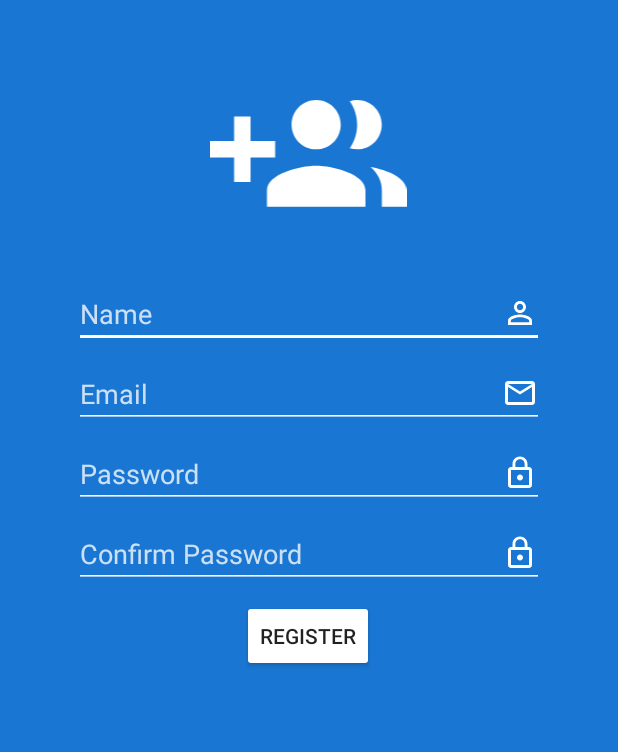
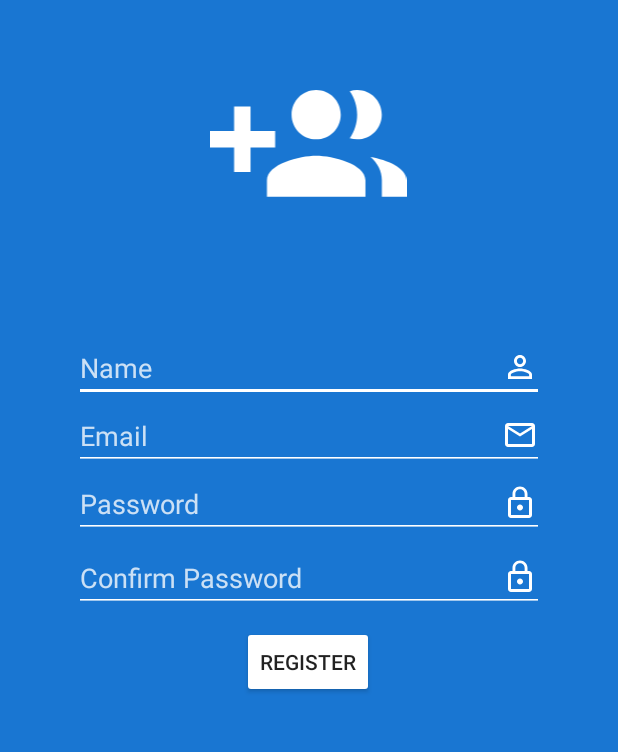
Before and after one commit to lukehalley/reduke, an Android app: the RedukeRegisterActivity screen opened directly, with no data from a screen before it, on a phone screen of 412 x 824 dp, the part 62-814 px from its top. Run offline under Robolectric (Android 15) with nearby library versions, the phone set to English and light mode, and no system bars; our stand-ins replace Firebase (no records; nobody signed in at launch, a user with empty details on screens opened directly).

Commit message:
quick patch to login and register screen

```diff
--- /dev/null
+++ b/Reduke/src/main/res/drawable/sort.xml
@@ -0,0 +1,5 @@
+<vector android:height="24dp" android:tint="#FFFFFF"
+    android:viewportHeight="24.0" android:viewportWidth="24.0"
+    android:width="24dp" xmlns:android="http://schemas.android.com/apk/res/android">
+    <path android:fillColor="#FF000000" android:pathData="M3,18h6v-2L3,16v2zM3,6v2h18L21,6L3,6zM3,13h12v-2L3,11v2z"/>
+</vector>
--- a/Reduke/src/main/res/layout/activity_register.xml
+++ b/Reduke/src/main/res/layout/activity_register.xml
@@ -41,7 +41,7 @@
         app:layout_constraintHorizontal_bias="0.496"
         app:layout_constraintStart_toStartOf="parent"
         app:layout_constraintTop_toTopOf="@+id/registerAppBar"
-        app:layout_constraintVertical_bias="0.901"
+        app:layout_constraintVertical_bias="0.564"
         app:srcCompat="@drawable/add_people" />
 
     <EditText
@@ -49,7 +49,7 @@
         android:layout_width="313dp"
         android:layout_height="wrap_content"
         android:layout_marginStart="8dp"
-        android:layout_marginTop="172dp"
+        android:layout_marginTop="208dp"
         android:layout_marginEnd="8dp"
         android:autofillHints=""
         android:backgroundTint="@android:color/white"
@@ -68,7 +68,6 @@
         android:layout_width="313dp"
         android:layout_height="wrap_content"
         android:layout_marginStart="8dp"
-        android:layout_marginTop="8dp"
         android:layout_marginEnd="8dp"
         android:autofillHints=""
         android:backgroundTint="@android:color/white"
@@ -87,7 +86,6 @@
         android:layout_width="0dp"
         android:layout_height="wrap_content"
         android:layout_marginStart="49dp"
-        android:layout_marginTop="8dp"
         android:layout_marginEnd="49dp"
         android:autofillHints=""
         android:backgroundTint="@android:color/white"
@@ -106,7 +104,7 @@
         android:layout_width="0dp"
         android:layout_height="wrap_content"
         android:layout_marginStart="49dp"
-        android:layout_marginTop="8dp"
+        android:layout_marginTop="4dp"
         android:layout_marginEnd="49dp"
         android:autofillHints=""
         android:backgroundTint="@android:color/white"
@@ -133,7 +131,7 @@
         app:layout_constraintHorizontal_bias="0.498"
         app:layout_constraintStart_toStartOf="parent"
         app:layout_constraintTop_toBottomOf="@+id/enteredPasswordConfirm"
-        app:layout_constraintVertical_bias="0.0" />
+        app:layout_constraintVertical_bias="0.005" />
 
     <ProgressBar
         android:id="@+id/loadingRegisterIndicator"
@@ -144,14 +142,14 @@
         android:layout_marginTop="8dp"
         android:layout_marginEnd="8dp"
         android:layout_marginBottom="8dp"
+        android:indeterminateTint="#FFFFFF"
         android:visibility="invisible"
         app:layout_constraintBottom_toBottomOf="parent"
         app:layout_constraintEnd_toEndOf="parent"
         app:layout_constraintHorizontal_bias="0.498"
         app:layout_constraintStart_toStartOf="parent"
-
         app:layout_constraintTop_toTopOf="parent"
-        app:layout_constraintVertical_bias="0.427" />
+        app:layout_constraintVertical_bias="0.311" />
 
 
 </android.support.constraint.ConstraintLayout>
--- a/Reduke/src/main/res/values/strings.xml
+++ b/Reduke/src/main/res/values/strings.xml
@@ -54,5 +54,8 @@
     <string name="toast_AuthFail">Email or Password not found, please try again.</string>
     <string name="title_of_the_post_card">Title of the Post</string>
     <string name="user_who_created_the_post_card">User who created the post</string>
+    <string name="settings">Settings</string>
+    <string name="logout">Logout</string>
+    <string name="sort_feed">sort feed</string>
 
 </resources>
```
Also changed, not shown: Reduke/src/main/res/layout/activity_login.xml (+5 -5 lines), Reduke/src/main/res/menu/menu_feed.xml (+9 -3 lines).
